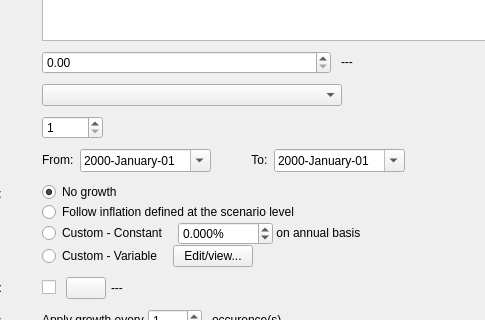
The window that editperiodicdialog.ui (redmoon1945/gbp) describes before a commit, drawn with Qt 5; both pictures show x 154 to 639 and y 279 to 599 of the 806 by 700 pixel window.
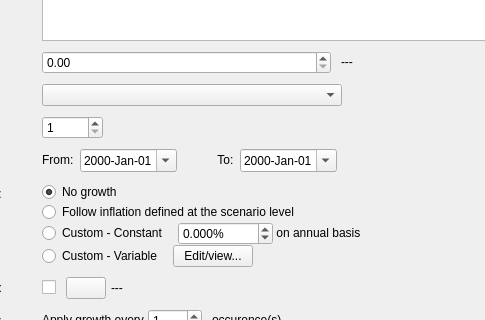
The same window after the commit.

Commit message: * in Edit Perodic Stream Def, change Validity Range date format to MMM from MMMM * in Edit Irregular Stream Def, change date format for a shorter version

Patch:
```diff
--- a/editperiodicdialog.ui
+++ b/editperiodicdialog.ui
@@ -377,11 +377,11 @@
             <date>
              <year>1999</year>
              <month>12</month>
-             <day>16</day>
+             <day>15</day>
             </date>
            </property>
            <property name="displayFormat">
-            <string notr="true">yyyy-MMMM-dd</string>
+            <string notr="true">yyyy-MMM-dd</string>
            </property>
            <property name="calendarPopup">
             <bool>true</bool>
@@ -442,11 +442,11 @@
             <date>
              <year>1999</year>
              <month>12</month>
-             <day>18</day>
+             <day>17</day>
             </date>
            </property>
            <property name="displayFormat">
-            <string notr="true">yyyy-MMMM-dd</string>
+            <string notr="true">yyyy-MMM-dd</string>
            </property>
            <property name="calendarPopup">
             <bool>true</bool>
```
Left out of the diff: 2 changed lines with no effect on the pictures. The commit also changes 1 other file.
